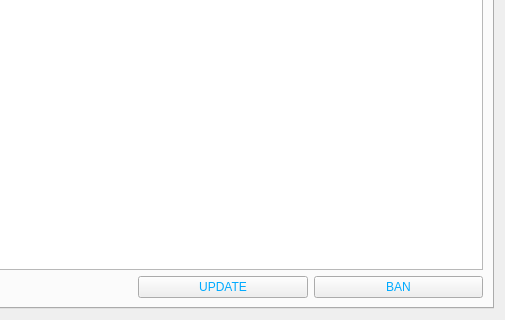
Before: the Qt Designer form src/qt/forms/rpcconsole.ui in FromHDDtoSSD/SorachanCoin-qt, drawn with Qt 5; both pictures show x 235 to 740 and y 130 to 450 of the 740 by 450 pixel window.
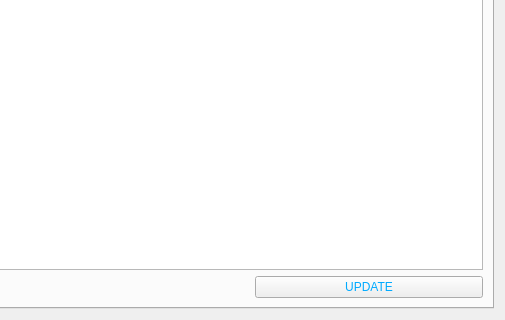
After: the same form once the commit is applied. The open tabs and pages were chosen to show the change. Icons and pictures are not drawn. Custom widgets are drawn as their Qt base class.

Commit message: SorachanCoin: implement to rpcconsole tab, Peers feature

```diff
--- a/src/qt/forms/rpcconsole.ui
+++ b/src/qt/forms/rpcconsole.ui
@@ -976,13 +976,6 @@
            </property>
           </widget>
          </item>
-         <item>
-          <widget class="QPushButton" name="banPushButton">
-           <property name="text">
-            <string>BAN</string>
-           </property>
-          </widget>
-         </item>
         </layout>
        </item>
       </layout>
```
The commit also changes 4 other files.
